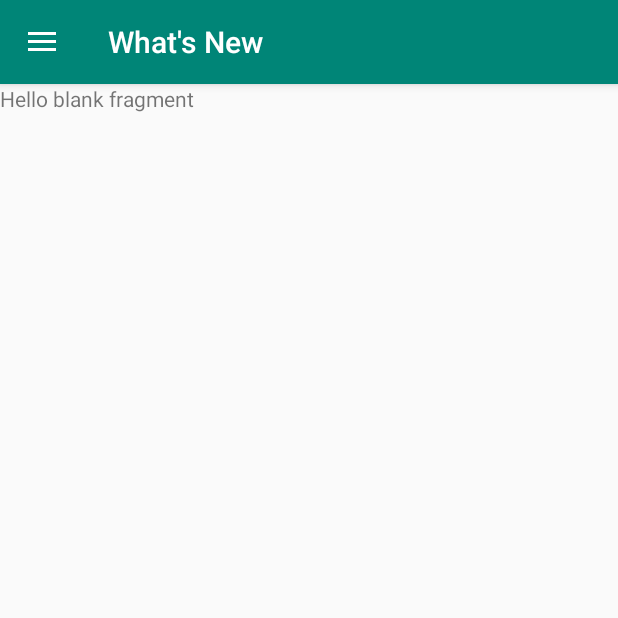
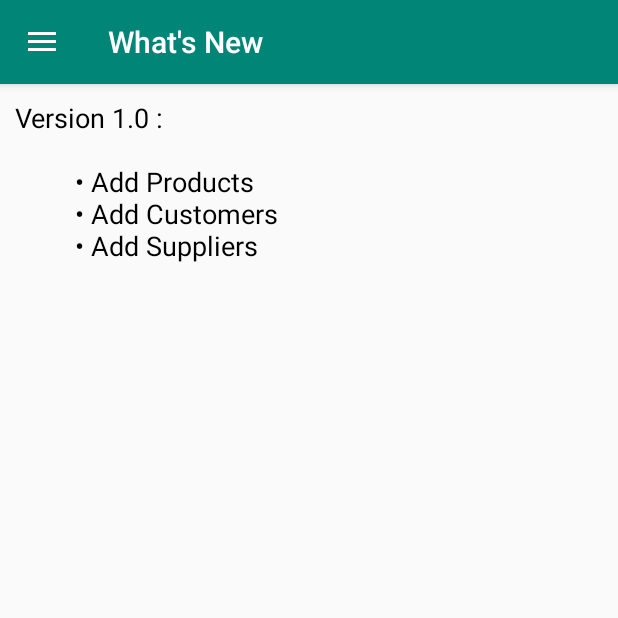
Before and after one commit to jamesfdz/StockAndInventoryManagement, an Android app: the WhatsNewFragment screen opened through its navigation route, on a phone screen of 412 x 824 dp, the top half of it. Run offline under Robolectric (Android 15) with nearby library versions, the phone set to English and light mode, and no system bars; our stand-ins replace navigation-ui.

Commit message:
Working on Adding Customers

```diff
--- /dev/null
+++ b/app/src/main/res/drawable/floating_add.xml
@@ -0,0 +1,5 @@
+<vector android:height="24dp" android:tint="#FFFFFF"
+    android:viewportHeight="24" android:viewportWidth="24"
+    android:width="24dp" xmlns:android="http://schemas.android.com/apk/res/android">
+    <path android:fillColor="@android:color/white" android:pathData="M19,13h-6v6h-2v-6H5v-2h6V5h2v6h6v2z"/>
+</vector>
--- a/app/src/main/res/layout/fragment_whats_new.xml
+++ b/app/src/main/res/layout/fragment_whats_new.xml
@@ -1,14 +1,32 @@
 <?xml version="1.0" encoding="utf-8"?>
-<FrameLayout xmlns:android="http://schemas.android.com/apk/res/android"
+<androidx.constraintlayout.widget.ConstraintLayout xmlns:android="http://schemas.android.com/apk/res/android"
+    xmlns:app="http://schemas.android.com/apk/res-auto"
     xmlns:tools="http://schemas.android.com/tools"
     android:layout_width="match_parent"
     android:layout_height="match_parent"
     tools:context=".fragments.WhatsNewFragment">
 
-    <!-- TODO: Update blank fragment layout -->
-    <TextView
-        android:layout_width="match_parent"
-        android:layout_height="match_parent"
-        android:text="@string/hello_blank_fragment" />
+    <ScrollView
+        android:layout_width="0dp"
+        android:layout_height="0dp"
+        app:layout_constraintBottom_toBottomOf="parent"
+        app:layout_constraintEnd_toEndOf="parent"
+        app:layout_constraintStart_toStartOf="parent"
+        app:layout_constraintTop_toTopOf="parent">
 
-</FrameLayout>
+
+        <TextView
+            android:id="@+id/whats_new_content"
+            android:layout_width="match_parent"
+            android:layout_height="wrap_content"
+            android:layout_marginStart="10dp"
+            android:layout_marginTop="10dp"
+            android:layout_marginEnd="10dp"
+            android:fontFamily="sans-serif"
+            android:text="@string/whats_new_content"
+            android:textColor="@color/black"
+            android:textSize="18sp"
+            android:typeface="normal" />
+    </ScrollView>
+
+</androidx.constraintlayout.widget.ConstraintLayout>
--- a/app/src/main/res/values/colors.xml
+++ b/app/src/main/res/values/colors.xml
@@ -4,4 +4,5 @@
     <color name="colorPrimaryDark">#00574B</color>
     <color name="colorAccent">#D81B60</color>
     <color name="textColorWhite">#FFFFFF</color>
+    <color name="black">#000000</color>
 </resources>
--- a/app/src/main/res/values/strings.xml
+++ b/app/src/main/res/values/strings.xml
@@ -1,9 +1,17 @@
 <resources>
     <string name="app_name">Stock And Inventory Management</string>
 
-    <!-- TODO: Remove or change this placeholder text -->
     <string name="hello_blank_fragment">Hello blank fragment</string>
     <string name="nav_header_desc">Navigation Header</string>
-    <string name="nav_header_title">Android Srudio</string>
+    <string name="nav_header_title">Android Studio</string>
     <string name="nav_header_subtitle">android.studio@android.com</string>
+
+<!--    What's new content  -->
+    <string name="whats_new_content">
+        Version 1.0 :\n
+        \n
+            \t\t\t&#8226; Add Products\n
+            \t\t\t&#8226; Add Customers\n
+            \t\t\t&#8226; Add Suppliers\n
+    </string>
 </resources>
--- a/build.gradle
+++ b/build.gradle
@@ -7,7 +7,7 @@ buildscript {
 
     }
     dependencies {
-        classpath 'com.android.tools.build:gradle:4.0.0'
+        classpath 'com.android.tools.build:gradle:4.0.1'
 
         // NOTE: Do not place your application dependencies here; they belong
         // in the individual module build.gradle files
```
Also changed, not shown: app/src/main/java/com/example/stockandinventorymanagement/adapters/CustomersDataAdapter.java (added, +45 -0 lines), app/src/main/java/com/example/stockandinventorymanagement/fragments/CustomersFragment.java (+32 -0 lines), app/src/main/java/com/example/stockandinventorymanagement/listsdata/CustList.java (added, +7 -0 lines), app/src/main/res/layout/add_cust_recycler_layout.xml (added, +7 -0 lines), app/src/main/res/layout/fragment_customers.xml (+30 -7 lines).
